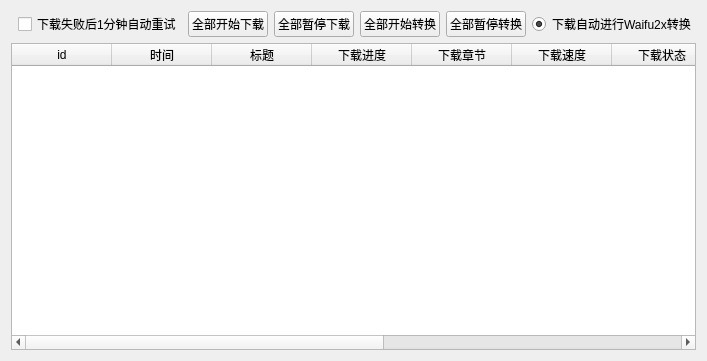
Above: ui/ui_download.ui from tonquer/picacg-qt before the change. Below: the same form after it.
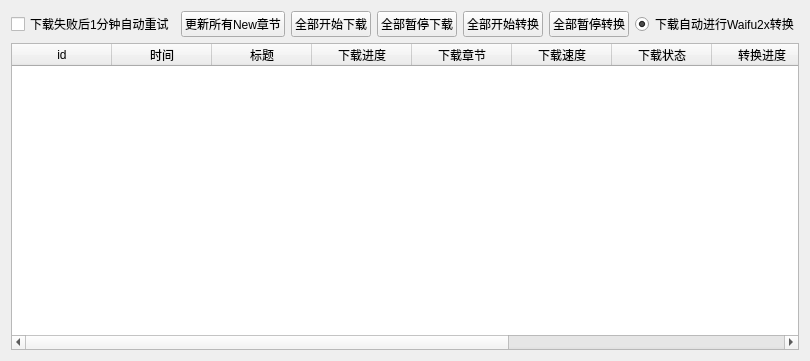
That is the form after the change.

```diff
--- a/ui/ui_download.ui
+++ b/ui/ui_download.ui
@@ -38,6 +38,13 @@
          </property>
         </widget>
        </item>
+       <item>
+        <widget class="QPushButton" name="updateNew">
+         <property name="text">
+          <string>更新所有New章节</string>
+         </property>
+        </widget>
+       </item>
        <item>
         <widget class="QPushButton" name="pushButton">
          <property name="text">
```
